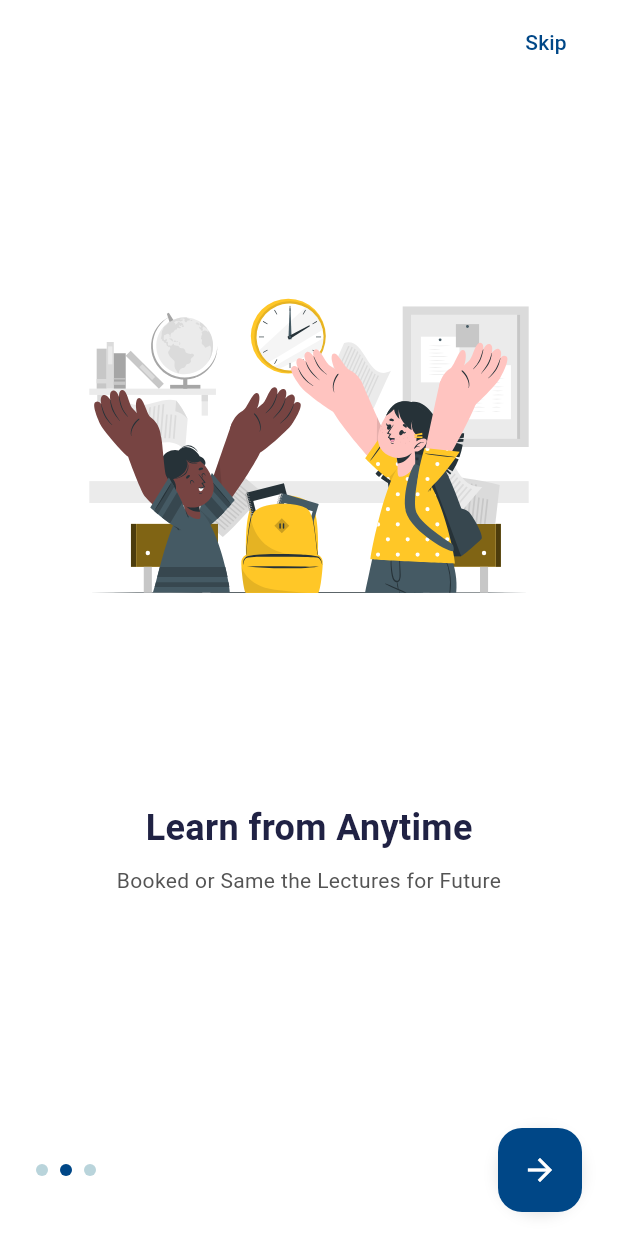
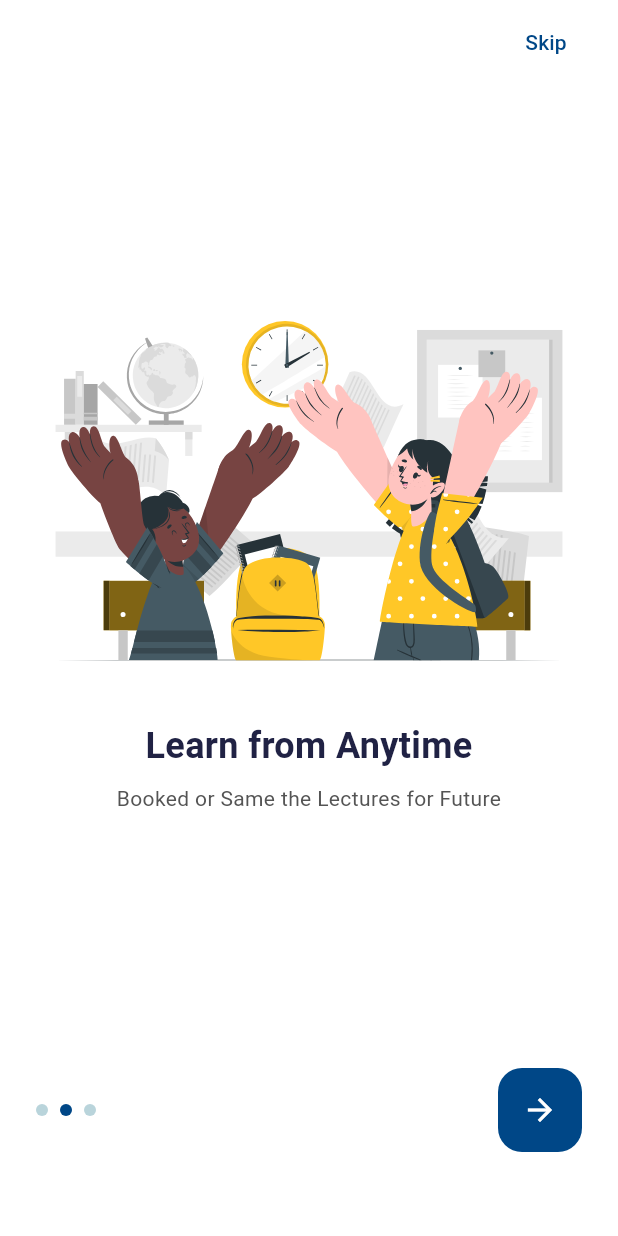
Before and after one commit to shahdTa3dev/E-learning, a Flutter app: the screen it shows after launch, swiped to page 2, on a phone screen of 412 x 824 dp. Run offline on Flutter 3.47's test engine with Material 3 defaults, Android fonts, the light colour scheme and no system bars; drawn by our look-alikes of smooth_page_indicator; our stand-ins replace flutter_svg.

Commit message:
Enhance onboarding screen: center image/text, increase navbar padding for better visibility, and improve responsiveness

```diff
--- a/e_learning_app/lib/features/onboarding/smooth_page_indicator.dart
+++ b/e_learning_app/lib/features/onboarding/smooth_page_indicator.dart
@@ -1,4 +1,4 @@
-// Clean onboarding screen matching the provided design
+// Clean responsive onboarding screen matching the provided design
 
 import 'package:e_learning_app/features/auth/login_page.dart';
 import 'package:e_learning_app/core/constants/app_text_styles.dart';
@@ -64,6 +64,7 @@ class _IntroductionScreenState extends State<IntroductionScreen> {
 
   @override
   Widget build(BuildContext context) {
+    final media = MediaQuery.of(context);
     return Scaffold(
       backgroundColor: AppColors.white,
       appBar: _currentIndex != _pages.length - 1
@@ -95,14 +96,23 @@ class _IntroductionScreenState extends State<IntroductionScreen> {
               physics: const NeverScrollableScrollPhysics(),
               itemCount: _pages.length,
               onPageChanged: (index) => setState(() => _currentIndex = index),
-              itemBuilder: (context, index) => _BuildPage(_pages[index]),
+              itemBuilder: (context, index) => _BuildPage(
+                data: _pages[index],
+                screenHeight: media.size.height,
+              ),
             ),
           ),
         ],
       ),
       bottomNavigationBar: Padding(
-        padding: const EdgeInsets.symmetric(horizontal: Spacing.large, vertical: Spacing.medium),
+        padding: const EdgeInsets.only(
+          left: Spacing.large,
+          right: Spacing.large,
+          top: Spacing.medium,
+          bottom: Spacing.xxxxLarge,
+        ),
         child: Row(
+          mainAxisAlignment: MainAxisAlignment.spaceBetween,
           children: [
             SmoothPageIndicator(
               controller: _pageController,
@@ -116,19 +126,19 @@ class _IntroductionScreenState extends State<IntroductionScreen> {
                 activeDotColor: AppColors.navyBlue,
               ),
             ),
-            const Spacer(),
             _currentIndex == _pages.length - 1
                 ? ElevatedButton(
                     onPressed: _onFinish,
                     style: ElevatedButton.styleFrom(
                       backgroundColor: AppColors.navyBlue,
-                      minimumSize: const Size(150, 48),
+                      minimumSize: const Size(180, 48),
                       shape: RoundedRectangleBorder(
                         borderRadius: BorderRadius.circular(32),
                       ),
                     ),
                     child: Row(
                       mainAxisSize: MainAxisSize.min,
+                      mainAxisAlignment: MainAxisAlignment.center,
                       children: [
                         const Text("Get Started", style: TextStyle(color: Colors.white)),
                         const SizedBox(width: Spacing.small),
@@ -143,23 +153,11 @@ class _IntroductionScreenState extends State<IntroductionScreen> {
                       ],
                     ),
                   )
-                : Container(
-                    decoration: const BoxDecoration(
-                      shape: BoxShape.circle,
-                      boxShadow: [
-                        BoxShadow(
-                          color: Colors.black12,
-                          blurRadius: 8,
-                          offset: Offset(0, 2),
-                        ),
-                      ],
-                    ),
-                    child: FloatingActionButton(
+                : FloatingActionButton(
                     onPressed: _onNext,
                     backgroundColor: AppColors.navyBlue,
                     elevation: 0,
                     child: const Icon(Icons.arrow_forward, color: Colors.white),
-                    ),
                   ),
           ],
         ),
@@ -170,34 +168,41 @@ class _IntroductionScreenState extends State<IntroductionScreen> {
 
 class _BuildPage extends StatelessWidget {
   final IntroItemData data;
-  const _BuildPage(this.data);
+  final double screenHeight;
+
+  const _BuildPage({required this.data, required this.screenHeight});
 
   @override
   Widget build(BuildContext context) {
-    return Padding(
+    return Center(
+      child: Padding(
         padding: const EdgeInsets.symmetric(horizontal: Spacing.large),
         child: Column(
           mainAxisAlignment: MainAxisAlignment.center,
           children: [
-          const Spacer(),
             SvgPicture.asset(
               data.imagePath,
-            height: 200,
+              height: screenHeight * 0.28,
+              fit: BoxFit.contain,
               placeholderBuilder: (context) => const CircularProgressIndicator(),
             ),
-          const Spacer(),
+            const SizedBox(height: Spacing.xxLarge),
             Text(
               data.title,
               style: AppTextStyles.title.copyWith(color: AppColors.onSurface),
+              textAlign: TextAlign.center,
             ),
             const SizedBox(height: Spacing.small),
-          Text(
+            Padding(
+              padding: const EdgeInsets.symmetric(horizontal: Spacing.medium),
+              child: Text(
                 data.description,
                 textAlign: TextAlign.center,
                 style: AppTextStyles.body.copyWith(color: AppColors.onSurfaceVariant),
               ),
-          const Spacer(),
+            ),
           ],
+        ),
       ),
     );
   }
```
Lines whose indentation alone changed are shown as unchanged.
